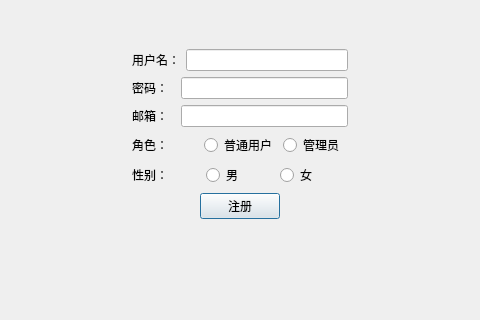
Old version of the form register.ui in the repository LGH2713/Library_management_system; both pictures show x 94 to 574 and y 189 to 509 of the 668 by 595 pixel window.
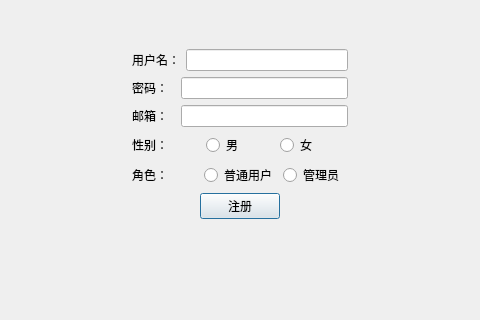
New version of the form.

```diff
--- a/register.ui
+++ b/register.ui
@@ -43,30 +43,18 @@
        </item>
       </layout>
      </item>
-     <item row="3" column="1">
-      <layout class="QHBoxLayout" name="horizontalLayout_6">
-       <item>
-        <widget class="QLabel" name="label_5">
-         <property name="text">
-          <string>角色：</string>
-         </property>
-        </widget>
-       </item>
-       <item>
-        <widget class="QRadioButton" name="userRadio">
-         <property name="text">
-          <string>普通用户</string>
-         </property>
-        </widget>
-       </item>
-       <item>
-        <widget class="QRadioButton" name="librarianRadio">
-         <property name="text">
-          <string>管理员</string>
-         </property>
-        </widget>
-       </item>
-      </layout>
+     <item row="2" column="2">
+      <spacer name="horizontalSpacer_5">
+       <property name="orientation">
+        <enum>Qt::Horizontal</enum>
+       </property>
+       <property name="sizeHint" stdset="0">
+        <size>
+         <width>40</width>
+         <height>20</height>
+        </size>
+       </property>
+      </spacer>
      </item>
      <item row="4" column="1">
       <layout class="QHBoxLayout" name="horizontalLayout_4">
@@ -121,7 +109,7 @@
        </item>
       </layout>
      </item>
-     <item row="5" column="1">
+     <item row="6" column="1">
       <layout class="QHBoxLayout" name="horizontalLayout_5">
        <item>
         <spacer name="horizontalSpacer_2">
@@ -171,18 +159,30 @@
        </property>
       </spacer>
      </item>
-     <item row="2" column="2">
-      <spacer name="horizontalSpacer_5">
-       <property name="orientation">
-        <enum>Qt::Horizontal</enum>
-       </property>
-       <property name="sizeHint" stdset="0">
-        <size>
-         <width>40</width>
-         <height>20</height>
-        </size>
-       </property>
-      </spacer>
+     <item row="5" column="1">
+      <layout class="QHBoxLayout" name="horizontalLayout_6">
+       <item>
+        <widget class="QLabel" name="label_5">
+         <property name="text">
+          <string>角色：</string>
+         </property>
+        </widget>
+       </item>
+       <item>
+        <widget class="QRadioButton" name="userRadio">
+         <property name="text">
+          <string>普通用户</string>
+         </property>
+        </widget>
+       </item>
+       <item>
+        <widget class="QRadioButton" name="librarianRadio">
+         <property name="text">
+          <string>管理员</string>
+         </property>
+        </widget>
+       </item>
+      </layout>
      </item>
     </layout>
    </item>
```
